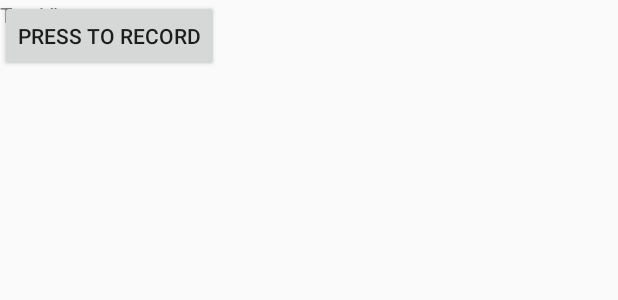
After one commit to miaomiaoyy/AndroidProject, an Android app: the layout activity_stream.xml on its own in the app's theme, with its tools: preview values and no code run, on a phone screen of 412 x 824 dp. The commit adds this screen. Shown: the top 300 px of the screen. Run offline under Robolectric (Android 15) with nearby library versions, the phone set to English and light mode, and no system bars.

Commit message:
streamMode record voice

```diff
--- a/AndroidStudioProjects/VoiceApp/app/src/main/AndroidManifest.xml
+++ b/AndroidStudioProjects/VoiceApp/app/src/main/AndroidManifest.xml
@@ -16,7 +16,8 @@
                 <category android:name="android.intent.category.LAUNCHER" />
             </intent-filter>
         </activity>
-        <activity android:name=".FileActivity"></activity>
+        <activity android:name=".FileActivity" />
+        <activity android:name=".StreamActivity"></activity>
     </application>
 
 </manifest>
--- /dev/null
+++ b/AndroidStudioProjects/VoiceApp/app/src/main/res/layout/activity_stream.xml
@@ -0,0 +1,24 @@
+<?xml version="1.0" encoding="utf-8"?>
+<android.support.constraint.ConstraintLayout xmlns:android="http://schemas.android.com/apk/res/android"
+    xmlns:app="http://schemas.android.com/apk/res-auto"
+    xmlns:tools="http://schemas.android.com/tools"
+    android:layout_width="match_parent"
+    android:layout_height="match_parent"
+    tools:context="com.example.miaomiao.voiceapp.StreamActivity">
+
+    <Button
+        android:id="@+id/streamBtn"
+        android:layout_width="wrap_content"
+        android:layout_height="wrap_content"
+        android:text="Press To Record"
+        tools:layout_editor_absoluteX="148dp"
+        tools:layout_editor_absoluteY="161dp" />
+
+    <TextView
+        android:id="@+id/mTvLog"
+        android:layout_width="wrap_content"
+        android:layout_height="wrap_content"
+        android:text="TextView"
+        tools:layout_editor_absoluteX="163dp"
+        tools:layout_editor_absoluteY="77dp" />
+</android.support.constraint.ConstraintLayout>
```
Also changed, not shown: AndroidStudioProjects/VoiceApp/app/src/main/java/com/example/miaomiao/voiceapp/StreamActivity.java (added, +185 -0 lines), AndroidStudioProjects/VoiceApp/app/src/main/res/layout/activity_file.xml (+11 -7 lines), AndroidStudioProjects/InstaActivity/app/src/main/java/com/example/miaomiao/instaactivity/new_posts.java (line endings or trailing spaces).
